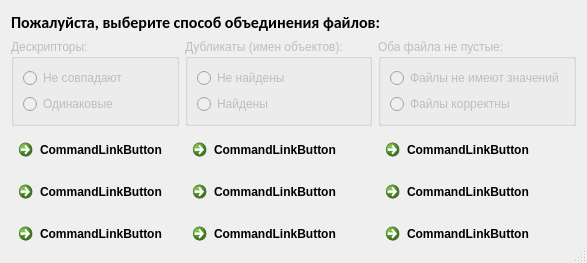
The window that dialogs/bulkdialog.ui (gurmaaan/AdvancedPlot) describes before a commit, drawn with Qt 5.
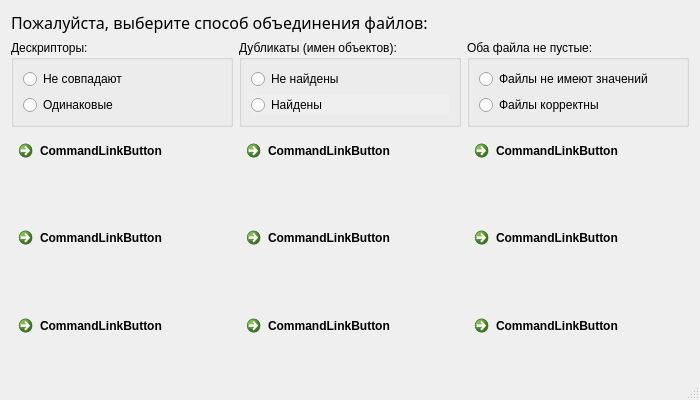
The same window after the commit. Icons and pictures are not drawn.

The edit to the form file:
```diff
--- a/dialogs/bulkdialog.ui
+++ b/dialogs/bulkdialog.ui
@@ -6,8 +6,8 @@
    <rect>
     <x>0</x>
     <y>0</y>
-    <width>554</width>
-    <height>263</height>
+    <width>700</width>
+    <height>400</height>
    </rect>
   </property>
   <property name="windowTitle">
@@ -22,12 +22,18 @@
   <layout class="QVBoxLayout" name="verticalLayout_4">
    <item>
     <widget class="QLabel" name="tittle_lbl">
+     <property name="sizePolicy">
+      <sizepolicy hsizetype="Preferred" vsizetype="Maximum">
+       <horstretch>0</horstretch>
+       <verstretch>0</verstretch>
+      </sizepolicy>
+     </property>
      <property name="font">
       <font>
-       <family>Calibri</family>
+       <family>Calibri Light</family>
        <pointsize>12</pointsize>
-       <weight>75</weight>
-       <bold>true</bold>
+       <weight>50</weight>
+       <bold>false</bold>
       </font>
      </property>
      <property name="text">
@@ -36,11 +42,14 @@
     </widget>
    </item>
    <item>
-    <layout class="QGridLayout" name="gridLayout">
+    <layout class="QGridLayout" name="gridLayout" columnstretch="1,1,1">
      <item row="0" column="0">
       <widget class="QGroupBox" name="descriptors_gb">
        <property name="enabled">
-        <bool>false</bool>
+        <bool>true</bool>
+       </property>
+       <property name="autoFillBackground">
+        <bool>true</bool>
        </property>
        <property name="title">
         <string>Дескрипторы:</string>
@@ -66,7 +75,7 @@
      <item row="0" column="1">
       <widget class="QGroupBox" name="duplicates_gb">
        <property name="enabled">
-        <bool>false</bool>
+        <bool>true</bool>
        </property>
        <property name="title">
         <string>Дубликаты (имен объектов):</string>
@@ -81,6 +90,9 @@
         </item>
         <item>
          <widget class="QRadioButton" name="duplicates_yes_rb">
+          <property name="autoFillBackground">
+           <bool>true</bool>
+          </property>
           <property name="text">
            <string>Найдены</string>
           </property>
@@ -92,7 +104,10 @@
      <item row="0" column="2">
       <widget class="QGroupBox" name="filesValid_gb">
        <property name="enabled">
-        <bool>false</bool>
+        <bool>true</bool>
+       </property>
+       <property name="autoFillBackground">
+        <bool>true</bool>
        </property>
        <property name="title">
         <string>Оба файла не пустые:</string>
```
Left out of the diff: 41 changed lines with no effect on the pictures.
